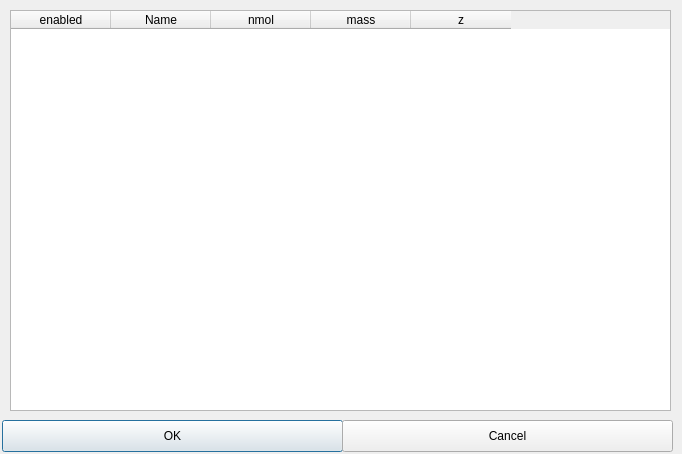
Above: src/maven/forms/selectadductsdialog.ui from eugenemel/maven before the change. Below: the same form after it.
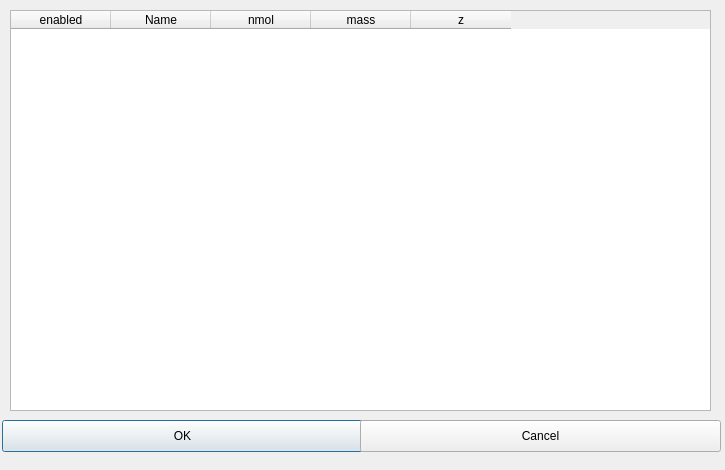
That is the form after the change.

Commit message: Issue 76: Fix column widths in adducts table.

The edit to the form file:
```diff
--- a/src/maven/forms/selectadductsdialog.ui
+++ b/src/maven/forms/selectadductsdialog.ui
@@ -6,8 +6,8 @@
    <rect>
     <x>0</x>
     <y>0</y>
-    <width>682</width>
-    <height>454</height>
+    <width>725</width>
+    <height>470</height>
    </rect>
   </property>
   <property name="windowTitle">
@@ -18,7 +18,7 @@
     <rect>
      <x>10</x>
      <y>10</y>
-     <width>661</width>
+     <width>701</width>
      <height>401</height>
     </rect>
    </property>
@@ -59,7 +59,7 @@
     <rect>
      <x>2</x>
      <y>420</y>
-     <width>341</width>
+     <width>361</width>
      <height>32</height>
     </rect>
    </property>
@@ -70,9 +70,9 @@
   <widget class="QPushButton" name="btnCancel">
    <property name="geometry">
     <rect>
-     <x>342</x>
+     <x>360</x>
      <y>420</y>
-     <width>331</width>
+     <width>361</width>
      <height>32</height>
     </rect>
    </property>
```
The commit also changes 1 other file.
